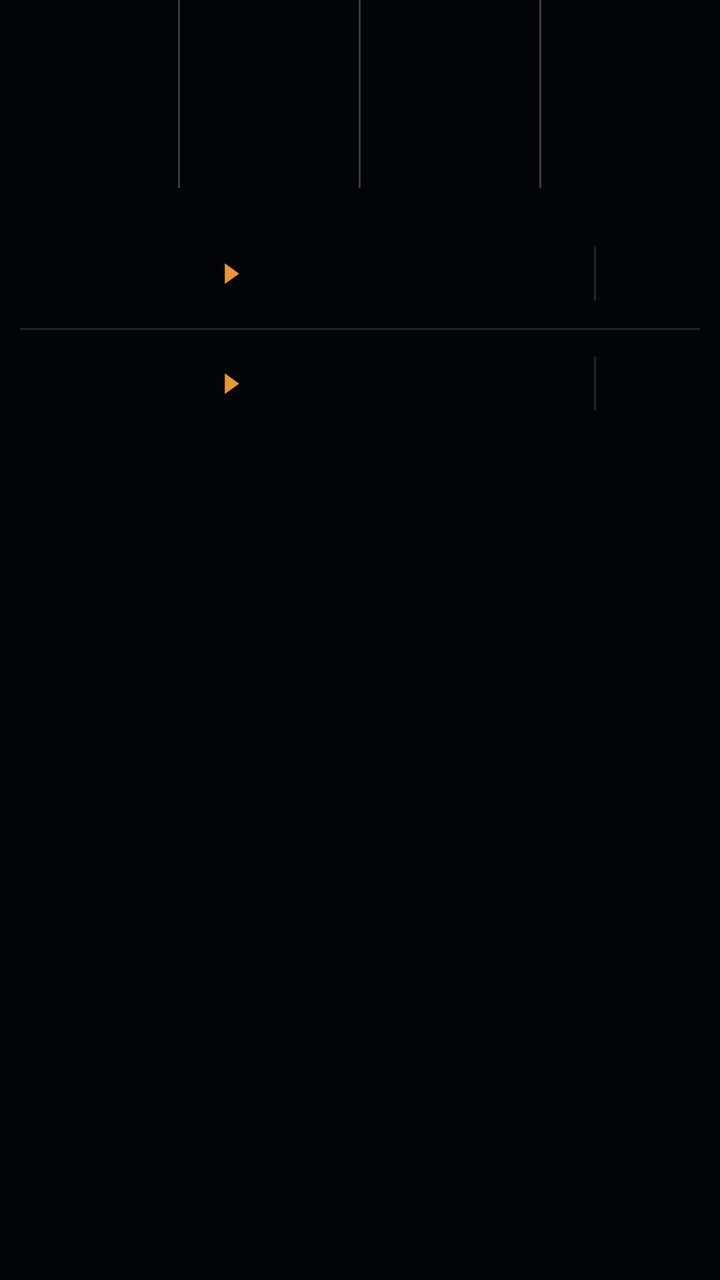
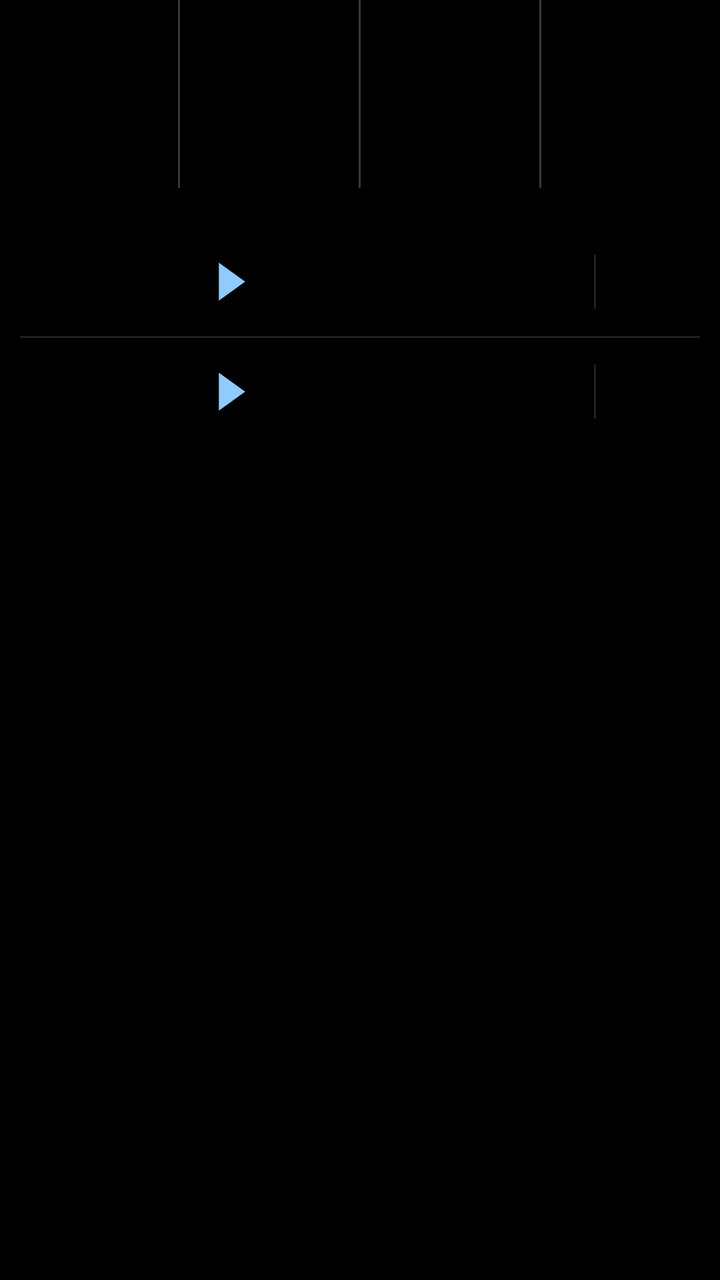

An Android layout rendered at two revisions. The XML below is the earlier revision; the diff shows what the commit changed to produce the second picture.
<!-- AndroidManifest.xml: application theme AppTheme -->
<!-- res/layout/widget_k2.xml -->
<?xml version="1.0" encoding="utf-8"?>
<FrameLayout
    xmlns:android="http://schemas.android.com/apk/res/android"
    android:id="@+id/root"
    android:layout_width="match_parent"
    android:layout_height="match_parent"
    android:padding="0dp">

    <LinearLayout
        android:layout_width="match_parent"
        android:layout_height="wrap_content"
        android:orientation="vertical">
        
        <FrameLayout
            android:layout_width="match_parent"
            android:layout_height="wrap_content">
            
            
            <LinearLayout
                android:id="@+id/clk_row"
                android:layout_width="match_parent"
                android:layout_height="94dp"
                android:background="@drawable/cur_clocks"
                android:clipToOutline="true"
                android:orientation="horizontal">
            <FrameLayout
                android:layout_width="0dp"
                android:layout_height="match_parent"
                android:layout_weight="1">
                <ImageView
                    android:id="@+id/clk_bg_0"
                    android:layout_width="match_parent"
                    android:layout_height="match_parent"
                    android:scaleType="fitXY" />
                <LinearLayout
                    android:layout_width="match_parent"
                    android:layout_height="match_parent"
                    android:orientation="vertical"
                    android:gravity="center"
                    android:paddingStart="2dp"
                    android:paddingEnd="2dp">
                    <ImageView
                        android:id="@+id/clk_day_0"
                        android:layout_width="match_parent"
                        android:layout_height="17.5dp"
                        android:scaleType="fitCenter" />
                    <ImageView
                        android:id="@+id/clk_time_0"
                        android:layout_width="match_parent"
                        android:layout_height="33dp"
                        android:scaleType="fitCenter" />
                    <ImageView
                        android:id="@+id/clk_city_0"
                        android:layout_width="match_parent"
                        android:layout_height="17.5dp"
                        android:layout_marginTop="-3.3dp"
                        android:scaleType="fitCenter" />
                </LinearLayout>
            </FrameLayout>
            
            <ImageView
                android:layout_width="1dp"
                android:layout_height="match_parent"
                android:importantForAccessibility="no"
                android:scaleType="fitXY"
                android:src="@drawable/cur_seam" />
            <FrameLayout
                android:layout_width="0dp"
                android:layout_height="match_parent"
                android:layout_weight="1">
                <ImageView
                    android:id="@+id/clk_bg_1"
                    android:layout_width="match_parent"
                    android:layout_height="match_parent"
                    android:scaleType="fitXY" />
                <LinearLayout
                    android:layout_width="match_parent"
                    android:layout_height="match_parent"
                    android:orientation="vertical"
                    android:gravity="center"
                    android:paddingStart="2dp"
                    android:paddingEnd="2dp">
                    <ImageView
                        android:id="@+id/clk_day_1"
                        android:layout_width="match_parent"
                        android:layout_height="17.5dp"
                        android:scaleType="fitCenter" />
                    <ImageView
                        android:id="@+id/clk_time_1"
                        android:layout_width="match_parent"
                        android:layout_height="33dp"
                        android:scaleType="fitCenter" />
                    <ImageView
                        android:id="@+id/clk_city_1"
                        android:layout_width="match_parent"
                        android:layout_height="17.5dp"
                        android:layout_marginTop="-3.3dp"
                        android:scaleType="fitCenter" />
                </LinearLayout>
            </FrameLayout>
            
            <ImageView
                android:layout_width="1dp"
                android:layout_height="match_parent"
                android:importantForAccessibility="no"
                android:scaleType="fitXY"
                android:src="@drawable/cur_seam" />
            <FrameLayout
                android:layout_width="0dp"
                android:layout_height="match_parent"
                android:layout_weight="1">
                <ImageView
                    android:id="@+id/clk_bg_2"
                    android:layout_width="match_parent"
                    android:layout_height="match_parent"
                    android:scaleType="fitXY" />
                <LinearLayout
                    android:layout_width="match_parent"
                    android:layout_height="match_parent"
                    android:orientation="vertical"
                    android:gravity="center"
                    android:paddingStart="2dp"
                    android:paddingEnd="2dp">
                    <ImageView
                        android:id="@+id/clk_day_2"
                        android:layout_width="match_parent"
                        android:layout_height="17.5dp"
                        android:scaleType="fitCenter" />
                    <ImageView
                        android:id="@+id/clk_time_2"
                        android:layout_width="match_parent"
                        android:layout_height="33dp"
                        android:scaleType="fitCenter" />
                    <ImageView
                        android:id="@+id/clk_city_2"
                        android:layout_width="match_parent"
                        android:layout_height="17.5dp"
                        android:layout_marginTop="-3.3dp"
                        android:scaleType="fitCenter" />
                </LinearLayout>
            </FrameLayout>
            
            <ImageView
                android:layout_width="1dp"
                android:layout_height="match_parent"
                android:importantForAccessibility="no"
                android:scaleType="fitXY"
                android:src="@drawable/cur_seam" />
            <FrameLayout
                android:layout_width="0dp"
                android:layout_height="match_parent"
                android:layout_weight="1">
                <ImageView
                    android:id="@+id/clk_bg_3"
                    android:layout_width="match_parent"
                    android:layout_height="match_parent"
                    android:scaleType="fitXY" />
                <LinearLayout
                    android:layout_width="match_parent"
                    android:layout_height="match_parent"
                    android:orientation="vertical"
                    android:gravity="center"
                    android:paddingStart="2dp"
                    android:paddingEnd="2dp">
                    <ImageView
                        android:id="@+id/clk_day_3"
                        android:layout_width="match_parent"
                        android:layout_height="17.5dp"
                        android:scaleType="fitCenter" />
                    <ImageView
                        android:id="@+id/clk_time_3"
                        android:layout_width="match_parent"
                        android:layout_height="33dp"
                        android:scaleType="fitCenter" />
                    <ImageView
                        android:id="@+id/clk_city_3"
                        android:layout_width="match_parent"
                        android:layout_height="17.5dp"
                        android:layout_marginTop="-3.3dp"
                        android:scaleType="fitCenter" />
                </LinearLayout>
            </FrameLayout>
            </LinearLayout>
            <ImageView
                android:id="@+id/clk_rim"
                android:layout_width="match_parent"
                android:layout_height="match_parent"
                android:importantForAccessibility="no"
                android:scaleType="fitXY" />
        </FrameLayout>
        
        <FrameLayout
            android:layout_width="match_parent"
            android:layout_height="wrap_content"
            android:layout_marginTop="12dp">
            <ImageView
                android:id="@+id/rates_bg"
                android:layout_width="match_parent"
                android:layout_height="match_parent"
                android:importantForAccessibility="no"
                android:scaleType="fitXY" />
            <LinearLayout
                android:layout_width="match_parent"
                android:layout_height="wrap_content"
                android:background="@drawable/cur_clocks"
                android:clipToOutline="true"
                android:orientation="vertical"
                android:paddingTop="4dp"
                android:paddingBottom="4dp">
            <FrameLayout
                android:id="@+id/row_0"
                android:layout_width="match_parent"
                android:layout_height="54dp"
                android:foreground="?android:attr/selectableItemBackground">
                <LinearLayout
                    android:layout_width="match_parent"
                    android:layout_height="match_parent"
                    android:orientation="horizontal"
                    android:gravity="center_vertical"
                    android:paddingStart="24dp"
                    android:paddingEnd="24dp">
                    <LinearLayout
                        android:layout_width="wrap_content"
                        android:layout_height="wrap_content"
                        android:orientation="horizontal"
                        android:gravity="center_vertical">
                        <ImageView
                            android:id="@+id/fl_a_0"
                            android:layout_width="30dp"
                            android:layout_height="30dp"
                            android:scaleType="fitCenter" />
                        
                        <ImageView
                            android:id="@+id/code_a_0"
                            android:layout_width="36dp"
                            android:layout_height="22dp"
                            android:layout_marginStart="12dp"
                            android:scaleType="fitStart" />
                        <ImageView
                            android:id="@+id/arrow_0"
                            android:layout_width="8dp"
                            android:layout_height="11dp"
                            android:src="@drawable/cur_arrow"
                            android:layout_marginStart="10dp"
                            android:layout_marginEnd="16dp"
                            android:scaleType="fitCenter" />
                        <ImageView
                            android:id="@+id/fl_b_0"
                            android:layout_width="30dp"
                            android:layout_height="30dp"
                            android:scaleType="fitCenter" />
                        <ImageView
                            android:id="@+id/code_b_0"
                            android:layout_width="wrap_content"
                            android:layout_height="22dp"
                            android:adjustViewBounds="true"
                            android:layout_marginStart="12dp"
                            android:scaleType="fitStart" />
                    </LinearLayout>
                    <FrameLayout
                        android:layout_width="0dp"
                        android:layout_height="1dp"
                        android:layout_weight="1" />
                    <LinearLayout
                        android:layout_width="wrap_content"
                        android:layout_height="wrap_content"
                        android:orientation="vertical"
                        android:layout_marginStart="6dp">
                        <ImageView
                            android:id="@+id/mkt_val_0"
                            android:layout_width="56dp"
                            android:layout_height="15.6dp"
                            android:layout_marginTop="0.2dp"
                            android:layout_marginBottom="0.2dp"
                            android:scaleType="fitEnd" />
                        <ImageView
                            android:id="@+id/visa_val_0"
                            android:layout_width="56dp"
                            android:layout_height="15.6dp"
                            android:layout_marginTop="2.2dp"
                            android:layout_marginBottom="0.2dp"
                            android:scaleType="fitEnd" />
                    </LinearLayout>
                    
                    <ImageView
                        android:layout_width="1dp"
                        android:layout_height="27dp"
                        android:layout_marginStart="16dp"
                        android:layout_marginEnd="12dp"
                        android:importantForAccessibility="no"
                        android:scaleType="fitXY"
                        android:src="@drawable/cur_div" />
                    
                    <LinearLayout
                        android:layout_width="wrap_content"
                        android:layout_height="wrap_content"
                        android:orientation="vertical"
                        android:gravity="center_horizontal">
                        <ImageView
                            android:id="@+id/mkt_lbl_0"
                            android:layout_width="wrap_content"
                            android:layout_height="16dp"
                            android:paddingTop="0.85dp"
                            android:paddingBottom="0.85dp"
                            android:adjustViewBounds="true"
                            android:scaleType="fitCenter" />
                        <ImageView
                            android:id="@+id/visa_logo_0"
                            android:layout_width="26dp"
                            android:layout_height="16dp"
                            android:paddingTop="1.5dp"
                            android:paddingBottom="1.5dp"
                            android:layout_marginTop="2dp"
                            android:scaleType="fitCenter" />
                    </LinearLayout>
                </LinearLayout>
            </FrameLayout>
            <ImageView
                android:id="@+id/div_1"
                android:layout_width="match_parent"
                android:layout_height="1dp"
                android:layout_marginStart="10dp"
                android:layout_marginEnd="10dp"
                android:importantForAccessibility="no"
                android:scaleType="fitXY"
                android:src="@drawable/cur_div" />
            <FrameLayout
                android:id="@+id/row_1"
                android:layout_width="match_parent"
                android:layout_height="54dp"
                android:foreground="?android:attr/selectableItemBackground">
                <LinearLayout
                    android:layout_width="match_parent"
                    android:layout_height="match_parent"
                    android:orientation="horizontal"
                    android:gravity="center_vertical"
                    android:paddingStart="24dp"
                    android:paddingEnd="24dp">
                    <LinearLayout
                        android:layout_width="wrap_content"
                        android:layout_height="wrap_content"
                        android:orientation="horizontal"
                        android:gravity="center_vertical">
                        <ImageView
                            android:id="@+id/fl_a_1"
                            android:layout_width="30dp"
                            android:layout_height="30dp"
                            android:scaleType="fitCenter" />
                        
                        <ImageView
                            android:id="@+id/code_a_1"
                            android:layout_width="36dp"
                            android:layout_height="22dp"
                            android:layout_marginStart="12dp"
                            android:scaleType="fitStart" />
                        <ImageView
                            android:id="@+id/arrow_1"
                            android:layout_width="8dp"
                            android:layout_height="11dp"
                            android:src="@drawable/cur_arrow"
                            android:layout_marginStart="10dp"
                            android:layout_marginEnd="16dp"
                            android:scaleType="fitCenter" />
                        <ImageView
                            android:id="@+id/fl_b_1"
                            android:layout_width="30dp"
                            android:layout_height="30dp"
                            android:scaleType="fitCenter" />
                        <ImageView
                            android:id="@+id/code_b_1"
                            android:layout_width="wrap_content"
                            android:layout_height="22dp"
                            android:adjustViewBounds="true"
                            android:layout_marginStart="12dp"
                            android:scaleType="fitStart" />
                    </LinearLayout>
                    <FrameLayout
                        android:layout_width="0dp"
                        android:layout_height="1dp"
                        android:layout_weight="1" />
                    <LinearLayout
                        android:layout_width="wrap_content"
                        android:layout_height="wrap_content"
                        android:orientation="vertical"
                        android:layout_marginStart="6dp">
                        <ImageView
                            android:id="@+id/mkt_val_1"
                            android:layout_width="56dp"
                            android:layout_height="15.6dp"
                            android:layout_marginTop="0.2dp"
                            android:layout_marginBottom="0.2dp"
                            android:scaleType="fitEnd" />
                        <ImageView
                            android:id="@+id/visa_val_1"
                            android:layout_width="56dp"
                            android:layout_height="15.6dp"
                            android:layout_marginTop="2.2dp"
                            android:layout_marginBottom="0.2dp"
                            android:scaleType="fitEnd" />
                    </LinearLayout>
                    
                    <ImageView
                        android:layout_width="1dp"
                        android:layout_height="27dp"
                        android:layout_marginStart="16dp"
                        android:layout_marginEnd="12dp"
                        android:importantForAccessibility="no"
                        android:scaleType="fitXY"
                        android:src="@drawable/cur_div" />
                    
                    <LinearLayout
                        android:layout_width="wrap_content"
                        android:layout_height="wrap_content"
                        android:orientation="vertical"
                        android:gravity="center_horizontal">
                        <ImageView
                            android:id="@+id/mkt_lbl_1"
                            android:layout_width="wrap_content"
                            android:layout_height="16dp"
                            android:paddingTop="0.85dp"
                            android:paddingBottom="0.85dp"
                            android:adjustViewBounds="true"
                            android:scaleType="fitCenter" />
                        <ImageView
                            android:id="@+id/visa_logo_1"
                            android:layout_width="26dp"
                            android:layout_height="16dp"
                            android:paddingTop="1.5dp"
                            android:paddingBottom="1.5dp"
                            android:layout_marginTop="2dp"
                            android:scaleType="fitCenter" />
                    </LinearLayout>
                </LinearLayout>
            </FrameLayout>
            </LinearLayout>
        </FrameLayout>
    </LinearLayout>
</FrameLayout>
<!-- resources referenced by this layout -->
<resources>
  <!-- drawable cur_arrow (drawable) -->
  <?xml version="1.0" encoding="utf-8"?>
  <vector xmlns:android="http://schemas.android.com/apk/res/android" android:width="20dp" android:height="26dp" android:viewportWidth="20" android:viewportHeight="26">
      <path android:fillColor="#FFEB9438" android:pathData="M1,0L1,26L19,13Z" />
  </vector>
  <!-- drawable cur_clocks (drawable) -->
  <?xml version="1.0" encoding="utf-8"?>
  <shape xmlns:android="http://schemas.android.com/apk/res/android" android:shape="rectangle">
      <solid android:color="#00000000" />
      <corners android:radius="@dimen/widget_radius" />
  </shape>
  <!-- drawable cur_div (drawable) -->
  <?xml version="1.0" encoding="utf-8"?>
  <shape xmlns:android="http://schemas.android.com/apk/res/android" android:shape="rectangle">
      <solid android:color="#22E2EEFF" />
  </shape>
  <!-- drawable cur_seam (drawable) -->
  <?xml version="1.0" encoding="utf-8"?>
  <shape xmlns:android="http://schemas.android.com/apk/res/android" android:shape="rectangle">
      <solid android:color="#3CE2EEFF" />
  </shape>
  <style name="AppTheme" parent="@android:style/Theme.DeviceDefault.NoActionBar">
          <item name="android:colorAccent">#DF8B35</item>
          <item name="android:colorControlActivated">#DF8B35</item>
          <item name="android:windowBackground">#020508</item>
          <item name="android:statusBarColor">@android:color/transparent</item>
          <item name="android:navigationBarColor">@android:color/transparent</item>
          <item name="android:textColorHint">#718096</item>
      </style>
  <dimen name="widget_radius">28dp</dimen>
</resources>

<!-- the commit's change to res/layout/widget_k2.xml (unified diff, before → after) -->
@@ -192,7 +192,7 @@
         <FrameLayout
             android:layout_width="match_parent"
             android:layout_height="wrap_content"
-            android:layout_marginTop="12dp">
+            android:layout_marginTop="16dp">
             <ImageView
                 android:id="@+id/rates_bg"
                 android:layout_width="match_parent"
@@ -236,13 +236,14 @@
                             android:layout_height="22dp"
                             android:layout_marginStart="12dp"
                             android:scaleType="fitStart" />
+                        
                         <ImageView
                             android:id="@+id/arrow_0"
-                            android:layout_width="8dp"
-                            android:layout_height="11dp"
+                            android:layout_width="16dp"
+                            android:layout_height="19dp"
                             android:src="@drawable/cur_arrow"
-                            android:layout_marginStart="10dp"
-                            android:layout_marginEnd="16dp"
+                            android:layout_marginStart="6dp"
+                            android:layout_marginEnd="12dp"
                             android:scaleType="fitCenter" />
                         <ImageView
                             android:id="@+id/fl_b_0"
@@ -353,13 +354,14 @@
                             android:layout_height="22dp"
                             android:layout_marginStart="12dp"
                             android:scaleType="fitStart" />
+                        
                         <ImageView
                             android:id="@+id/arrow_1"
-                            android:layout_width="8dp"
-                            android:layout_height="11dp"
+                            android:layout_width="16dp"
+                            android:layout_height="19dp"
                             android:src="@drawable/cur_arrow"
-                            android:layout_marginStart="10dp"
-                            android:layout_marginEnd="16dp"
+                            android:layout_marginStart="6dp"
+                            android:layout_marginEnd="12dp"
                             android:scaleType="fitCenter" />
                         <ImageView
                             android:id="@+id/fl_b_1"
<!-- resource entries referenced after the edit -->
@@ -3,7 +3,7 @@
   <!-- drawable cur_arrow (drawable) -->
   <?xml version="1.0" encoding="utf-8"?>
   <vector xmlns:android="http://schemas.android.com/apk/res/android" android:width="20dp" android:height="26dp" android:viewportWidth="20" android:viewportHeight="26">
-      <path android:fillColor="#FFEB9438" android:pathData="M1,0L1,26L19,13Z" />
+      <path android:fillColor="#FF8FCBFF" android:pathData="M1,0L1,26L19,13Z" />
   </vector>
   <!-- drawable cur_clocks (drawable) -->
   <?xml version="1.0" encoding="utf-8"?>
@@ -22,9 +22,9 @@
       <solid android:color="#3CE2EEFF" />
   </shape>
   <style name="AppTheme" parent="@android:style/Theme.DeviceDefault.NoActionBar">
-          <item name="android:colorAccent">#DF8B35</item>
-          <item name="android:colorControlActivated">#DF8B35</item>
-          <item name="android:windowBackground">#020508</item>
+          <item name="android:colorAccent">#8FCBFF</item>
+          <item name="android:colorControlActivated">#8FCBFF</item>
+          <item name="android:windowBackground">#000000</item>
           <item name="android:statusBarColor">@android:color/transparent</item>
           <item name="android:navigationBarColor">@android:color/transparent</item>
           <item name="android:textColorHint">#718096</item>
